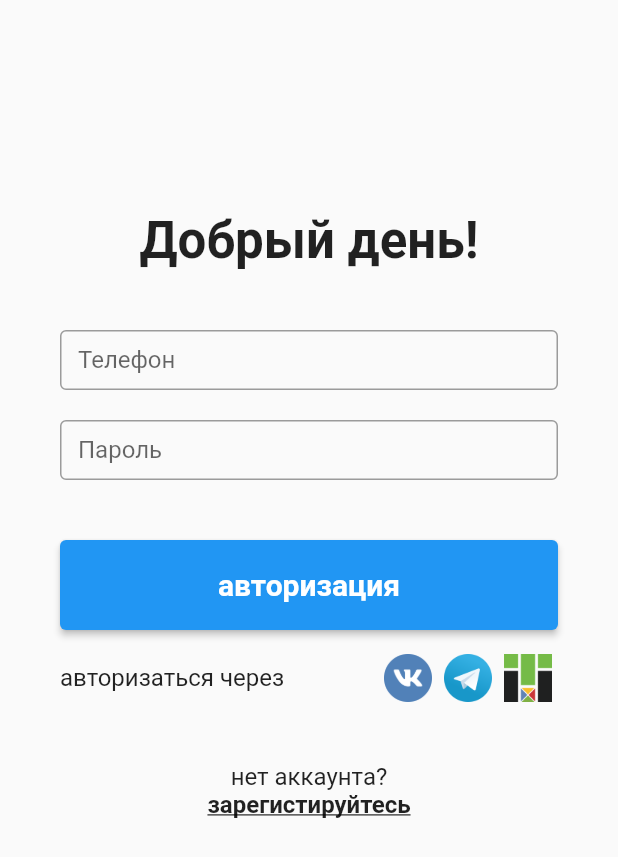
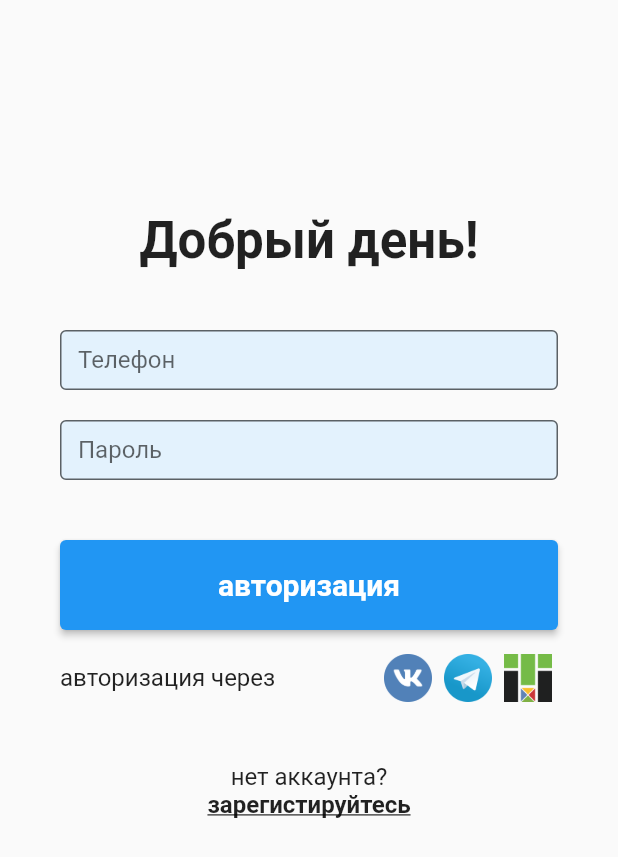
Before and after one commit to aiekseu/tomsk_fintech_hack, a Flutter app: the AuthPage screen opened directly, after a tap on "авторизация", on a phone screen of 412 x 824 dp. Shown: the top 857 px of the screen. Run offline on Flutter 3.47's test engine with Material 2 defaults, Android fonts, the phone set to English and light mode, and no system bars; our stand-ins replace animated_bottom_navigation_bar, flutter_multi_formatter, flutter_riverpod, introduction_screen.

Commit message:
added auth version 2.0

```diff
--- a/lib/app/authorization/auth_page.dart
+++ b/lib/app/authorization/auth_page.dart
@@ -3,6 +3,7 @@ import 'dart:math';
 
 import 'package:flutter/cupertino.dart';
 import 'package:flutter/material.dart';
+import 'package:flutter_multi_formatter/formatters/masked_input_formatter.dart';
 import 'package:flutter_riverpod/flutter_riverpod.dart';
 import 'package:tomks_fintech_hack/app/top_level_providers.dart';
 import 'package:tomks_fintech_hack/constants/pages_ids.dart';
@@ -42,9 +43,15 @@ class AuthPage extends ConsumerWidget {
                 child: TextField(
                   obscureText: false,
                   decoration: InputDecoration(
+                    fillColor: Color(0xffE3F2FD),
+                    filled: true,
                     border: OutlineInputBorder(),
                     labelText: 'Телефон',
                   ),
+                  keyboardType: TextInputType.number,
+                  inputFormatters: [
+                    MaskedInputFormatter('+#-###-###-####')
+                  ],
                   onChanged: (text) {
                     phoneNumber.state = text;
                   },
@@ -56,6 +63,8 @@ class AuthPage extends ConsumerWidget {
                 child: TextField(
                   obscureText: true,
                   decoration: InputDecoration(
+                    fillColor: Color(0xffE3F2FD),
+                    filled: true,
                     border: OutlineInputBorder(),
                     labelText: 'Пароль',
                   ),
@@ -65,6 +74,7 @@ class AuthPage extends ConsumerWidget {
                 ),
               ),
               SizedBox(height: 40),
+
               ElevatedButton(
                 style: ElevatedButton.styleFrom(
                     textStyle:
@@ -72,7 +82,7 @@ class AuthPage extends ConsumerWidget {
                     minimumSize: Size.fromHeight(60)),
                 child: Text("авторизация"),
                 onPressed: () {
-                  if (phoneNumber.state == "1234" && password.state == "1234") {
+                  if (phoneNumber.state == "+7-777-777-7777" && password.state == "1234") {
                     userAuthenticated.state = true;
                   }
                 },
@@ -81,7 +91,7 @@ class AuthPage extends ConsumerWidget {
               Row(
                 mainAxisAlignment: MainAxisAlignment.spaceBetween,
                 children: [
-                  Text("авторизаться через", style: TextStyle(fontSize: 16)),
+                  Text("авторизация через", style: TextStyle(fontSize: 16)),
                   SizedBox(
                     width: 120,
                     child: Row(
--- a/pubspec.yaml
+++ b/pubspec.yaml
@@ -27,6 +27,7 @@ dependencies:
   animated_bottom_navigation_bar:
   intl: ^0.17.0
   introduction_screen:
+  flutter_multi_formatter:
 
 
   # The following adds the Cupertino Icons font to your application.
```
Also changed, not shown: lib/app/sign_up/sign_up_page.dart (+33 -3 lines), pubspec.lock.
